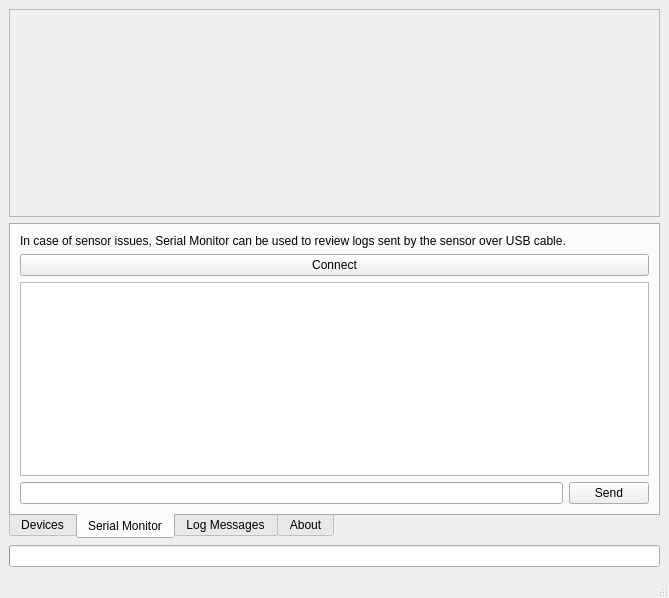
littleyoda/littleyoda-DCC-Decoder-Flasher, file gui/mainwindow.ui: the form before one commit.
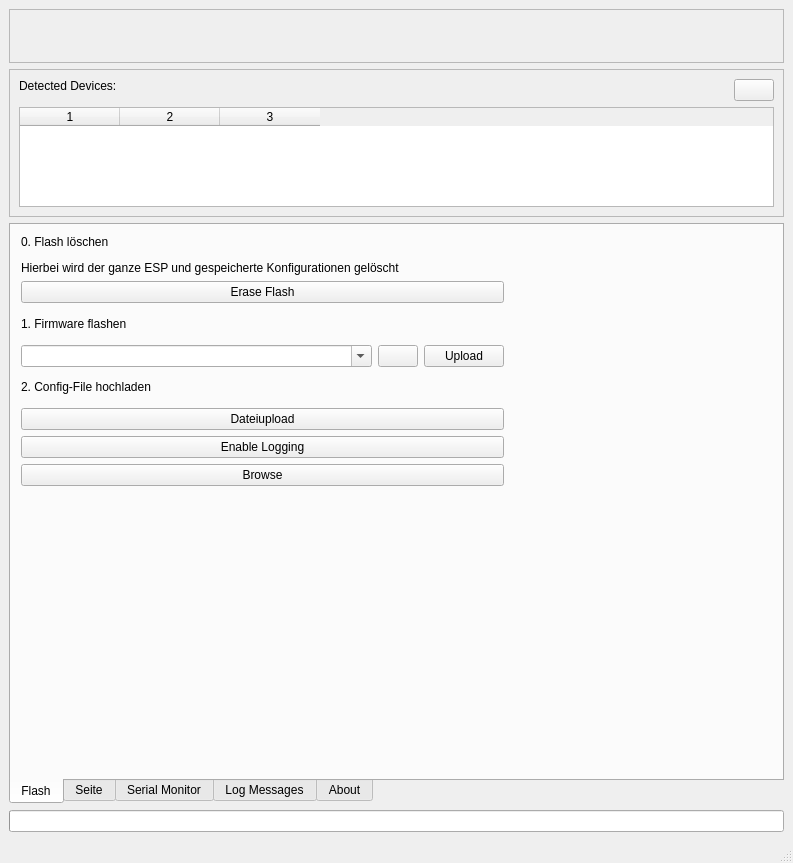
The form after the commit. Icons and pictures are not drawn.

Commit message: Upload Funktionalität

```diff
--- a/gui/mainwindow.ui
+++ b/gui/mainwindow.ui
@@ -6,8 +6,8 @@
    <rect>
     <x>0</x>
     <y>0</y>
-    <width>669</width>
-    <height>598</height>
+    <width>793</width>
+    <height>863</height>
    </rect>
   </property>
   <property name="sizePolicy">
@@ -67,13 +67,97 @@
      </widget>
     </item>
     <item>
-     <widget class="QTabWidget" name="tabWidget">
+     <widget class="QFrame" name="frame">
+      <property name="sizePolicy">
+       <sizepolicy hsizetype="Preferred" vsizetype="Maximum">
+        <horstretch>0</horstretch>
+        <verstretch>0</verstretch>
+       </sizepolicy>
+      </property>
+      <property name="maximumSize">
+       <size>
+        <width>16777215</width>
+        <height>300</height>
+       </size>
+      </property>
+      <property name="frameShape">
+       <enum>QFrame::StyledPanel</enum>
+      </property>
+      <property name="frameShadow">
+       <enum>QFrame::Raised</enum>
+      </property>
+      <layout class="QGridLayout" name="gridLayout_2">
+       <property name="sizeConstraint">
+        <enum>QLayout::SetMaximumSize</enum>
+       </property>
+       <item row="0" column="0">
+        <widget class="QLabel" name="label_5">
+         <property name="sizePolicy">
+          <sizepolicy hsizetype="Expanding" vsizetype="Preferred">
+           <horstretch>0</horstretch>
+           <verstretch>0</verstretch>
+          </sizepolicy>
+         </property>
+         <property name="text">
+          <string>Detected Devices:</string>
+         </property>
+        </widget>
+       </item>
+       <item row="0" column="1" rowspan="2">
+        <widget class="QPushButton" name="discoveryRefreshButton">
       <property name="sizePolicy">
        <sizepolicy hsizetype="Preferred" vsizetype="Preferred">
         <horstretch>0</horstretch>
         <verstretch>0</verstretch>
        </sizepolicy>
       </property>
+         <property name="text">
+          <string/>
+         </property>
+        </widget>
+       </item>
+       <item row="1" column="0">
+        <layout class="QHBoxLayout" name="horizontalLayout_3"/>
+       </item>
+       <item row="2" column="0" colspan="2">
+        <widget class="QTableWidget" name="discoveryList">
+         <property name="maximumSize">
+          <size>
+           <width>16777215</width>
+           <height>100</height>
+          </size>
+         </property>
+         <property name="selectionMode">
+          <enum>QAbstractItemView::SingleSelection</enum>
+         </property>
+         <property name="selectionBehavior">
+          <enum>QAbstractItemView::SelectRows</enum>
+         </property>
+         <property name="rowCount">
+          <number>0</number>
+         </property>
+         <property name="columnCount">
+          <number>3</number>
+         </property>
+         <attribute name="verticalHeaderVisible">
+          <bool>false</bool>
+         </attribute>
+         <column/>
+         <column/>
+         <column/>
+        </widget>
+       </item>
+      </layout>
+     </widget>
+    </item>
+    <item>
+     <widget class="QTabWidget" name="tabWidget">
+      <property name="sizePolicy">
+       <sizepolicy hsizetype="MinimumExpanding" vsizetype="Expanding">
+        <horstretch>0</horstretch>
+        <verstretch>0</verstretch>
+       </sizepolicy>
+      </property>
       <property name="layoutDirection">
        <enum>Qt::LeftToRight</enum>
       </property>
@@ -81,65 +165,77 @@
        <enum>QTabWidget::South</enum>
       </property>
       <property name="currentIndex">
-       <number>1</number>
-      </property>
-      <widget class="QWidget" name="discoveryTab">
-       <attribute name="title">
-        <string>Devices</string>
-       </attribute>
-       <layout class="QGridLayout" name="gridLayout">
-        <item row="3" column="0" colspan="2">
-         <widget class="QTableWidget" name="discoveryList">
-          <property name="selectionMode">
-           <enum>QAbstractItemView::SingleSelection</enum>
-          </property>
-          <property name="selectionBehavior">
-           <enum>QAbstractItemView::SelectRows</enum>
-          </property>
-          <property name="rowCount">
            <number>0</number>
           </property>
-          <property name="columnCount">
-           <number>3</number>
-          </property>
-          <attribute name="verticalHeaderVisible">
-           <bool>false</bool>
-          </attribute>
-          <column/>
-          <column/>
-          <column/>
-         </widget>
-        </item>
-        <item row="1" column="1">
-         <widget class="QPushButton" name="discoveryRefreshButton">
+      <widget class="QWidget" name="flashTab">
+       <property name="sizePolicy">
+        <sizepolicy hsizetype="Expanding" vsizetype="Expanding">
+         <horstretch>0</horstretch>
+         <verstretch>0</verstretch>
+        </sizepolicy>
+       </property>
+       <property name="maximumSize">
+        <size>
+         <width>16777215</width>
+         <height>16777215</height>
+        </size>
+       </property>
+       <attribute name="title">
+        <string>Flash</string>
+       </attribute>
+       <widget class="QWidget" name="">
+        <property name="geometry">
+         <rect>
+          <x>10</x>
+          <y>10</y>
+          <width>483</width>
+          <height>251</height>
+         </rect>
+        </property>
+        <layout class="QVBoxLayout" name="verticalLayout_4">
+         <item>
+          <widget class="QLabel" name="label">
           <property name="text">
-           <string/>
+            <string>&lt;html&gt;&lt;head/&gt;&lt;body&gt;&lt;p&gt;0. Flash löschen&lt;/p&gt;&lt;p&gt;Hierbei wird der ganze ESP und gespeicherte Konfigurationen gelöscht&lt;/p&gt;&lt;/body&gt;&lt;/html&gt;</string>
           </property>
          </widget>
         </item>
-        <item row="1" column="0">
-         <widget class="QLabel" name="label_4">
+         <item>
+          <widget class="QPushButton" name="eraseButton">
           <property name="sizePolicy">
-           <sizepolicy hsizetype="Expanding" vsizetype="Preferred">
+            <sizepolicy hsizetype="Expanding" vsizetype="Fixed">
             <horstretch>0</horstretch>
             <verstretch>0</verstretch>
            </sizepolicy>
           </property>
           <property name="text">
-           <string>Detected Devices:</string>
+            <string>Erase Flash</string>
           </property>
          </widget>
         </item>
-        <item row="6" column="0" colspan="2">
+         <item>
+          <widget class="QLabel" name="label_2">
+           <property name="text">
+            <string>&lt;html&gt;&lt;head/&gt;&lt;body&gt;&lt;p&gt;1. Firmware flashen&lt;/p&gt;&lt;/body&gt;&lt;/html&gt;</string>
+           </property>
+          </widget>
+         </item>
+         <item>
          <layout class="QHBoxLayout" name="horizontalLayout_2">
           <item>
            <widget class="QComboBox" name="versionBox">
             <property name="sizePolicy">
-             <sizepolicy hsizetype="MinimumExpanding" vsizetype="Fixed">
+              <sizepolicy hsizetype="Expanding" vsizetype="Fixed">
               <horstretch>0</horstretch>
               <verstretch>0</verstretch>
              </sizepolicy>
             </property>
+             <property name="minimumSize">
+              <size>
+               <width>300</width>
+               <height>0</height>
+              </size>
+             </property>
             <property name="editable">
              <bool>true</bool>
             </property>
@@ -161,18 +257,10 @@
           </item>
          </layout>
         </item>
-        <item row="5" column="0" colspan="2">
-         <layout class="QHBoxLayout" name="horizontalLayout">
           <item>
-           <widget class="QPushButton" name="discoveryBrowser">
-            <property name="sizePolicy">
-             <sizepolicy hsizetype="Expanding" vsizetype="Fixed">
-              <horstretch>0</horstretch>
-              <verstretch>0</verstretch>
-             </sizepolicy>
-            </property>
+          <widget class="QLabel" name="label_3">
             <property name="text">
-             <string>Browse</string>
+            <string>&lt;html&gt;&lt;head/&gt;&lt;body&gt;&lt;p&gt;2. Config-File hochladen&lt;/p&gt;&lt;/body&gt;&lt;/html&gt;</string>
             </property>
            </widget>
           </item>
@@ -203,7 +291,7 @@
            </widget>
           </item>
           <item>
-           <widget class="QPushButton" name="eraseButton">
+          <widget class="QPushButton" name="discoveryBrowser">
             <property name="sizePolicy">
              <sizepolicy hsizetype="Expanding" vsizetype="Fixed">
               <horstretch>0</horstretch>
@@ -211,13 +299,40 @@
              </sizepolicy>
             </property>
             <property name="text">
-             <string>Erase Flash</string>
+            <string>Browse</string>
             </property>
            </widget>
           </item>
          </layout>
-        </item>
-       </layout>
+       </widget>
+      </widget>
+      <widget class="QWidget" name="config">
+       <attribute name="title">
+        <string>Seite</string>
+       </attribute>
+       <widget class="QTextEdit" name="configTextArea">
+        <property name="geometry">
+         <rect>
+          <x>10</x>
+          <y>10</y>
+          <width>751</width>
+          <height>461</height>
+         </rect>
+        </property>
+       </widget>
+       <widget class="QPushButton" name="uploadConfig">
+        <property name="geometry">
+         <rect>
+          <x>680</x>
+          <y>480</y>
+          <width>80</width>
+          <height>25</height>
+         </rect>
+        </property>
+        <property name="text">
+         <string>Upload</string>
+        </property>
+       </widget>
       </widget>
       <widget class="QWidget" name="serialTab">
        <attribute name="title">
@@ -393,7 +508,7 @@
     <rect>
      <x>0</x>
      <y>0</y>
-     <width>669</width>
+     <width>793</width>
      <height>22</height>
     </rect>
    </property>
```
Lines whose indentation alone changed are shown as unchanged. The commit also changes 2 other files.
